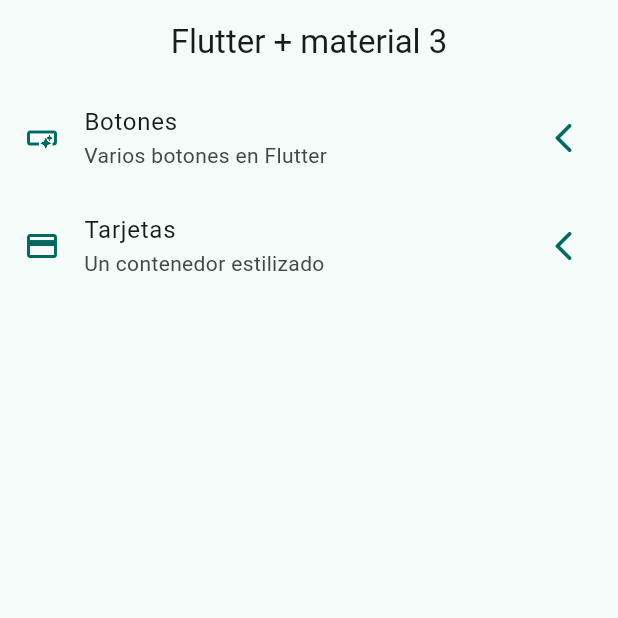
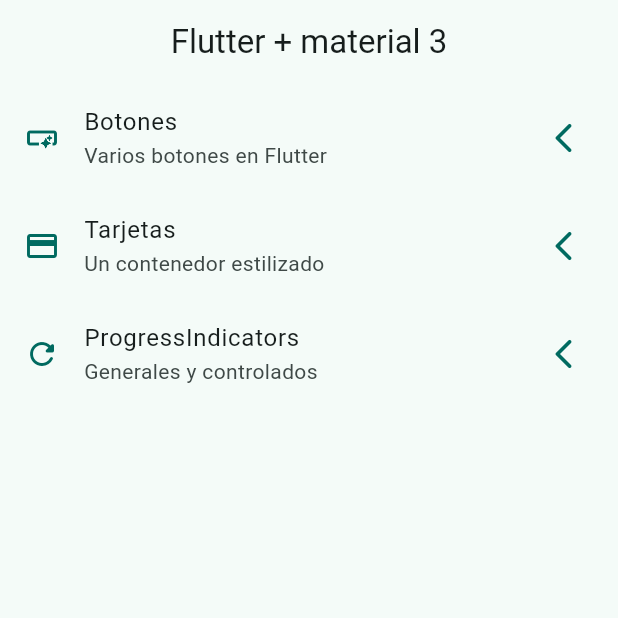
Before and after one commit to LucianoLuna139/widgets_app, a Flutter app: the screen it shows after launch, on a phone screen of 412 x 824 dp, the top half of it. Run offline on Flutter 3.47's test engine with Material 3 defaults, Android fonts, the phone set to English and light mode, and no system bars; our stand-ins replace go_router.

Commit message:
Powers indicators readys!

```diff
--- a/lib/config/menu/menu_items.dart
+++ b/lib/config/menu/menu_items.dart
@@ -16,7 +16,7 @@ class MenuItem {
 
 }
 
-
+//Acá se creaan todas las pantallas de la pag principal
 const appMenuItems = <MenuItem>[
 
     MenuItem(
@@ -33,5 +33,13 @@ const appMenuItems = <MenuItem>[
       icon: Icons.credit_card
       ),
 
+        MenuItem(
+      title: 'ProgressIndicators',
+      subTitle: 'Generales y controlados',
+      link: '/progress',
+      icon: Icons.refresh_rounded
+      ),
+
+
 
 ];
--- a/lib/config/router/app_router.dart
+++ b/lib/config/router/app_router.dart
@@ -1,8 +1,9 @@
 import 'package:go_router/go_router.dart';
-
 import '../../presentation/screens/screens.dart';
 
+
 // GoRouter configuration
+
 final appRouter = GoRouter(
 
   initialLocation: '/',
@@ -27,5 +28,13 @@ final appRouter = GoRouter(
       builder: (context, state) => const     CardsScreen(),
     ),
 
+
+     GoRoute(
+      path: '/progress',
+      name: ProgressScreen.name,
+      builder: (context, state) => const ProgressScreen(),
+    ),
+
+
   ],
 );
```
Also changed, not shown: lib/presentation/screens/progress/progress_screen.dart (+63 -1 lines).
